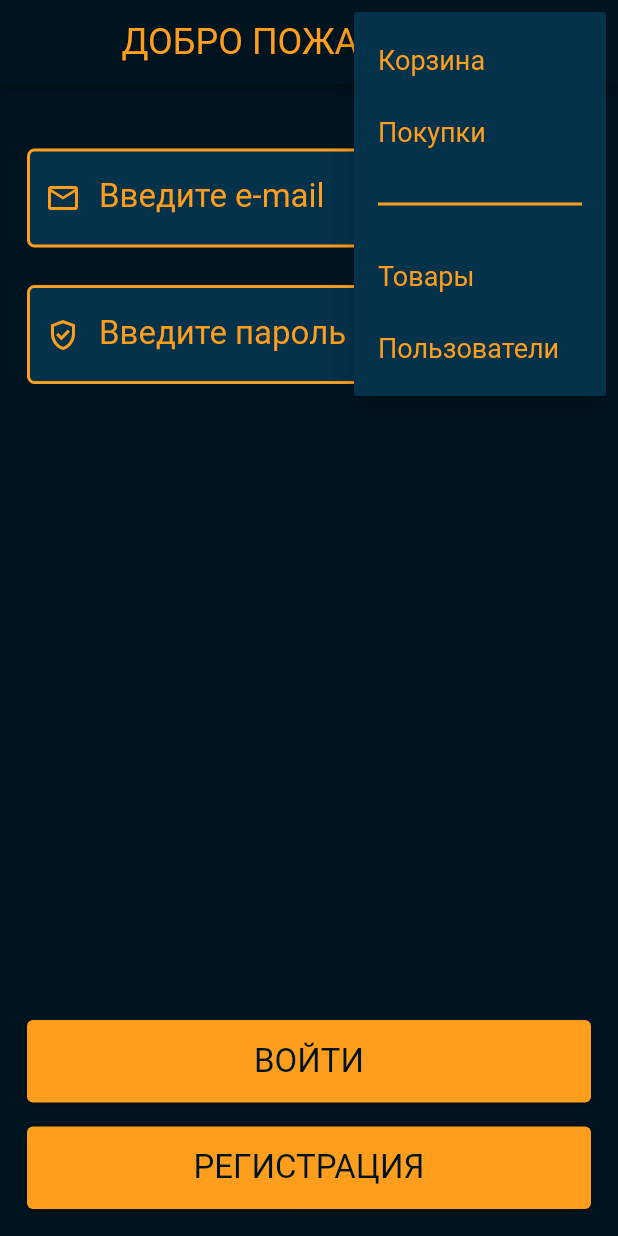
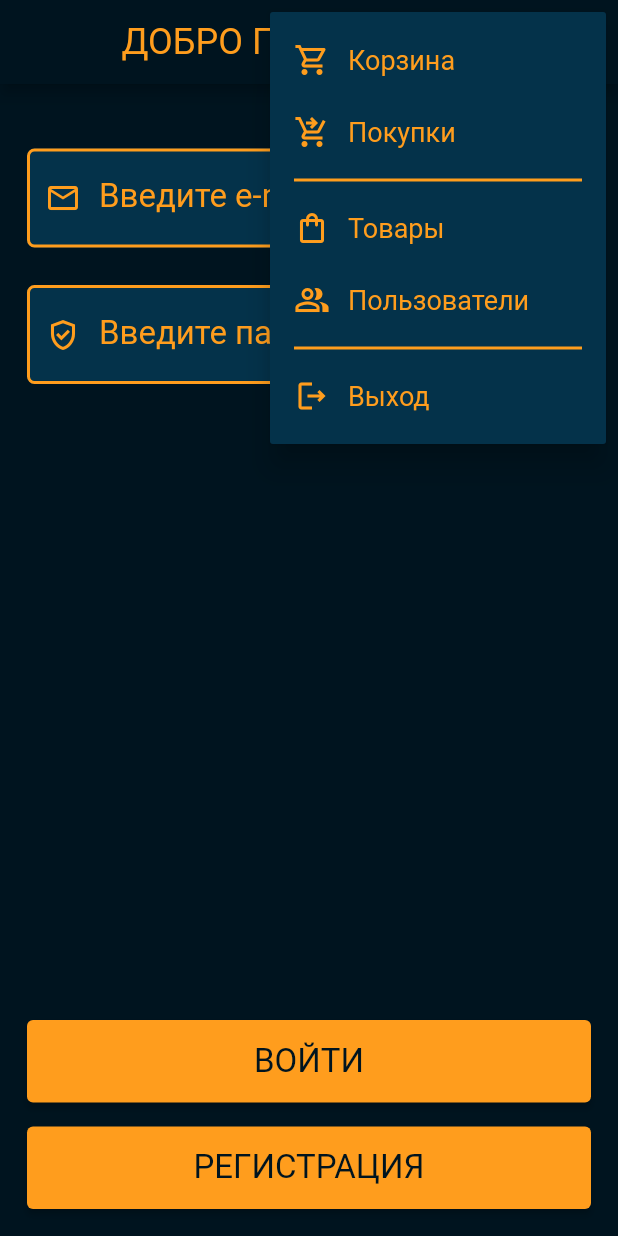
Before and after one commit to Novoshytskyi/shopping_cart, a Flutter app: the screen it shows after launch, after a tap on "ВОЙТИ", after a tap on "РЕГИСТРАЦИЯ", after a tap on the "more vert" icon, on a phone screen of 412 x 824 dp. Run offline on Flutter 3.47's test engine with Material 2 defaults, Android fonts, the light colour scheme and no system bars; our stand-ins replace audioplayers, sqflite; accounts and stored records are empty.

Commit message:
PopupMenuButtonNew into a separate Widget, icons added.

```diff
--- a/lib/main.dart
+++ b/lib/main.dart
@@ -1,6 +1,5 @@
 import 'package:flutter/material.dart';
 import 'package:shopping_cart/screens/users_info_page.dart';
-import 'constants.dart';
 import 'screens/auth_page.dart';
 import 'screens/products_page.dart';
 import 'screens/register_page.dart';
--- a/lib/screens/auth_page.dart
+++ b/lib/screens/auth_page.dart
@@ -1,8 +1,8 @@
 import 'package:flutter/material.dart';
 import '../classes/user_auth.dart';
-import '../constants.dart';
 import '../functions.dart';
 import '../theme_settings.dart';
+import '../widgets/popup_menu_button.dart';
 import '../widgets/reusable_button.dart';
 
 class AuthPage extends StatefulWidget {
@@ -62,74 +62,9 @@ class _AuthPageState extends State<AuthPage> {
           ),
         ),
         centerTitle: true,
-        //?---------------------------------------------
-        actions: [
-          PopupMenuButton(
-            onSelected: (value) {
-              switch (value) {
-                case 'item1':
-                  {
-                    Navigator.pushNamed(context, '/page4');
-                  }
-                case 'item2':
-                  {
-                    Navigator.pushNamed(context, '/page4');
-                  }
-                case 'item3':
-                  {
-                    Navigator.pushNamed(context, '/page3');
-                  }
-                case 'item4':
-                  {
-                    Navigator.pushNamed(context, '/page5');
-                  }
-              }
-            },
-            itemBuilder: (context) => [
-              const PopupMenuItem(
-                value: 'item1',
-                child: Row(
-                  children: [
-                    Text('Корзина'),
-                  ],
-                ),
-              ),
-              const PopupMenuItem(
-                value: 'item2',
-                child: Row(
-                  children: [
-                    Text('Покупки'),
-                  ],
-                ),
-              ),
-              const PopupMenuItem(
-                value: null,
-                child: Divider(
-                  color: richColor,
-                  thickness: 2.0,
-                  // height: 1.0,
-                ),
-              ),
-              const PopupMenuItem(
-                value: 'item3',
-                child: Row(
-                  children: [
-                    Text('Товары'),
-                  ],
-                ),
-              ),
-              const PopupMenuItem(
-                value: 'item4',
-                child: Row(
-                  children: [
-                    Text('Пользователи'),
-                  ],
-                ),
-              ),
-            ],
-          ),
+        actions: const [
+          PopupMenuButtonNew(),
         ],
-        //?--------------------------------------------------------------
       ),
       body: Form(
         key: _formKey,
--- a/lib/screens/register_page.dart
+++ b/lib/screens/register_page.dart
@@ -1,6 +1,5 @@
 import 'package:flutter/material.dart';
 import '../classes/user_auth.dart';
-import '../constants.dart';
 import '../db/database.dart';
 import '../functions.dart';
 import '../model/user.dart';
--- /dev/null
+++ b/lib/widgets/popup_menu_button.dart
@@ -0,0 +1,107 @@
+import 'package:flutter/material.dart';
+
+import '../theme_settings.dart';
+
+class PopupMenuButtonNew extends StatelessWidget {
+  const PopupMenuButtonNew({super.key});
+
+  @override
+  Widget build(BuildContext context) {
+    return PopupMenuButton(
+      onSelected: (value) {
+        switch (value) {
+          case 'item1':
+            {
+              Navigator.pushNamed(context, '/page4');
+            }
+          case 'item2':
+            {
+              Navigator.pushNamed(context, '/page4');
+            }
+          case 'item3':
+            {
+              Navigator.pushNamed(context, '/page3');
+            }
+          case 'item4':
+            {
+              Navigator.pushNamed(context, '/page5');
+            }
+          case 'item5':
+            {
+              Navigator.pushNamed(context, '/page1');
+            }
+        }
+      },
+      itemBuilder: (context) => [
+        const PopupMenuItem(
+          value: 'item1',
+          child: Row(
+            children: [
+              Icon(Icons.shopping_cart_outlined),
+              SizedBox(width: 12.0),
+              Text('Корзина'),
+            ],
+          ),
+        ),
+        const PopupMenuItem(
+          value: 'item2',
+          child: Row(
+            children: [
+              Icon(Icons.shopping_cart_checkout_outlined),
+              SizedBox(width: 12.0),
+              Text('Покупки'),
+            ],
+          ),
+        ),
+        const PopupMenuItem(
+          enabled: false,
+          height: 2.0,
+          value: null,
+          child: Divider(
+            color: richColor,
+            thickness: 2.0,
+          ),
+        ),
+        const PopupMenuItem(
+          value: 'item3',
+          child: Row(
+            children: [
+              Icon(Icons.shopping_bag_outlined),
+              SizedBox(width: 12.0),
+              Text('Товары'),
+            ],
+          ),
+        ),
+        const PopupMenuItem(
+          value: 'item4',
+          child: Row(
+            children: [
+              Icon(Icons.people_alt_outlined),
+              SizedBox(width: 12.0),
+              Text('Пользователи'),
+            ],
+          ),
+        ),
+        const PopupMenuItem(
+          enabled: false,
+          height: 2.0,
+          value: null,
+          child: Divider(
+            color: richColor,
+            thickness: 2.0,
+          ),
+        ),
+        const PopupMenuItem(
+          value: 'item5',
+          child: Row(
+            children: [
+              Icon(Icons.logout_outlined),
+              SizedBox(width: 12.0),
+              Text('Выход'),
+            ],
+          ),
+        ),
+      ],
+    );
+  }
+}
```
Also changed, not shown: lib/constants.dart (+0 -112 lines).
